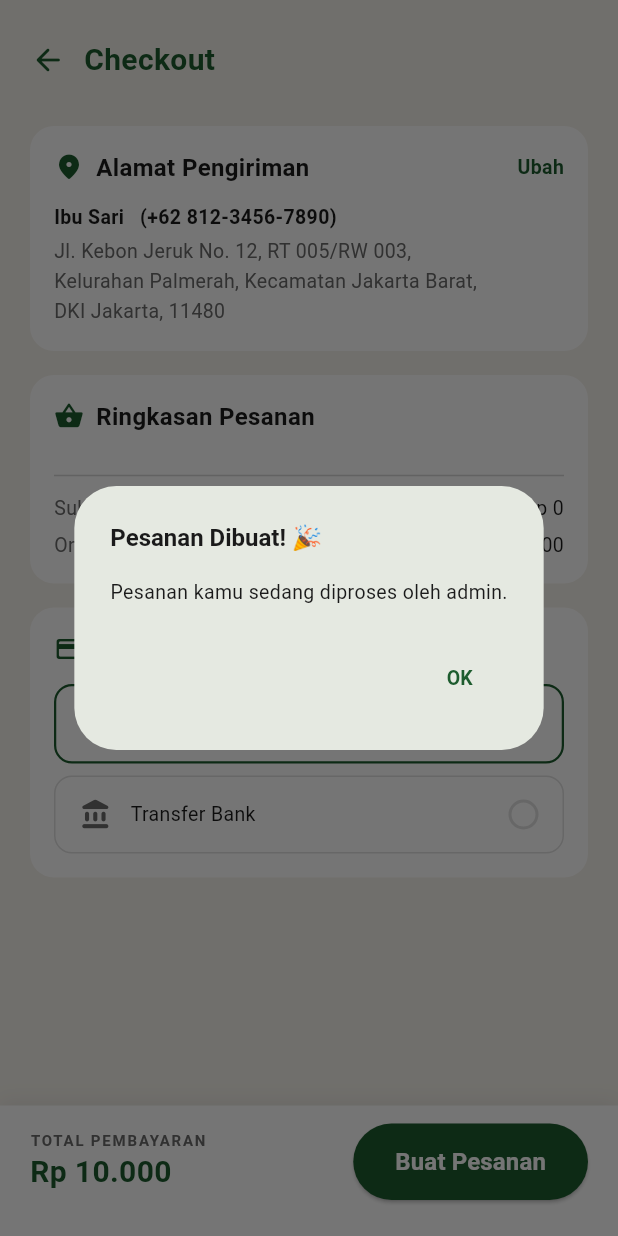
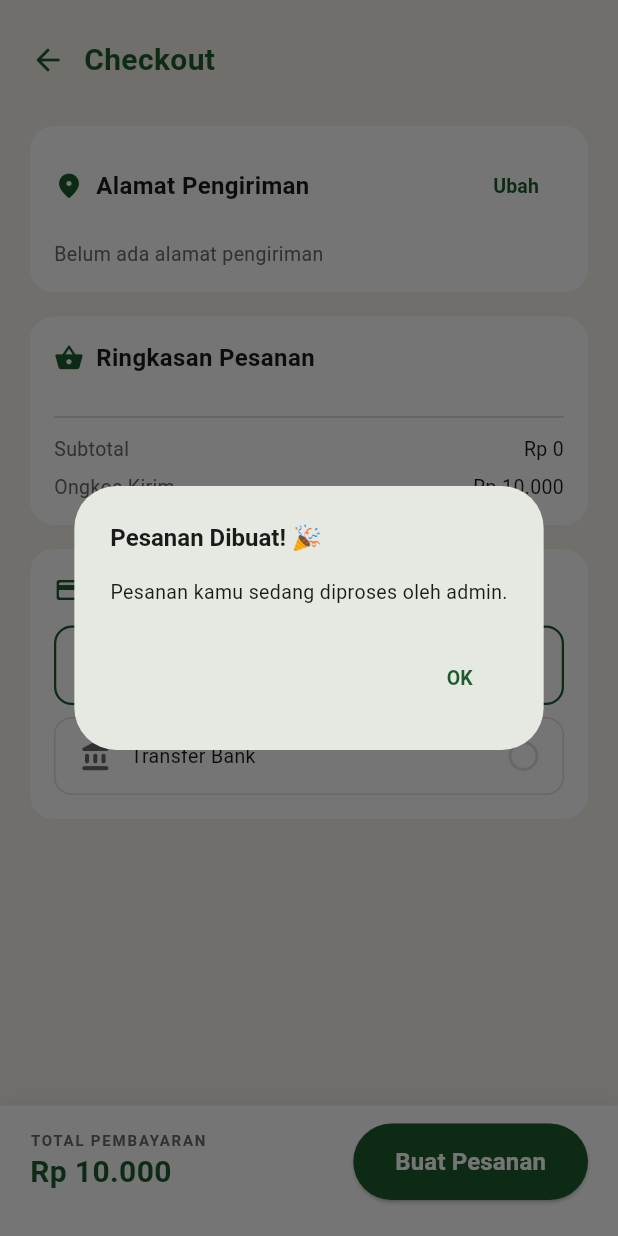
Before and after one commit to Salim-amir/sayurku_kelompok6, a Flutter app: the CheckoutScreen screen opened directly, after a tap on "Buat Pesanan", on a phone screen of 412 x 824 dp. Run offline on Flutter 3.47's test engine with Material 3 defaults, Android fonts, the light colour scheme and no system bars; our stand-ins replace cloud_firestore, firebase_auth, firebase_core, google_sign_in; accounts and stored records are empty; Roboto replaces fonts that are missing (Manrope).

Commit message:
feat: sambungkan alamat checkout ke Firebase dan fix tombol Ubah

```diff
--- a/lib/features/customer/shop/checkout_screen.dart
+++ b/lib/features/customer/shop/checkout_screen.dart
@@ -4,6 +4,9 @@ import '../../../../core/text_styles.dart';
 import 'package:firebase_auth/firebase_auth.dart';
 import '../../../../services/order_service.dart';
 import '../../../../core/cart_manager.dart';
+import '../../../../models/address_model.dart';
+import '../../../../services/address_service.dart';
+import '../profile/alamat_screen.dart';
 
 class CheckoutScreen extends StatefulWidget {
   const CheckoutScreen({super.key});
@@ -18,7 +21,20 @@ class _CheckoutScreenState extends State<CheckoutScreen> {
   final OrderService _orderService = OrderService();
   final _user = FirebaseAuth.instance.currentUser;
   bool _isLoading = false;
+final AddressService _addressService = AddressService();
+AddressModel? _alamatUtama;
 
+@override
+void initState() {
+  super.initState();
+  _loadAlamatUtama();
+}
+
+void _loadAlamatUtama() async {
+  final userId = FirebaseAuth.instance.currentUser?.uid ?? '';
+  final alamat = await _addressService.getAlamatUtama(userId);
+  setState(() => _alamatUtama = alamat);
+}
 int get _subtotal => CartManager.instance.totalHarga;
 int get _totalPembayaran => _subtotal + _ongkosKirim;
 
@@ -94,25 +110,44 @@ int get _totalPembayaran => _subtotal + _ongkosKirim;
                 Text('Alamat Pengiriman', style: AppTextStyles.h3),
               ],
             ),
-              Text('Ubah',
+            TextButton(
+              onPressed: () async {
+                await Navigator.push(
+                  context,
+                  MaterialPageRoute(builder: (_) => const AlamatScreen()),
+                );
+                _loadAlamatUtama();
+              },
+              child: Text('Ubah',
                   style: AppTextStyles.link.copyWith(fontSize: 13)),
+            ),
           ],
         ),
         const SizedBox(height: 12),
-          Text('Ibu Sari   (+62 812-3456-7890)',
+        _alamatUtama == null
+            ? Text('Belum ada alamat pengiriman',
                 style: AppTextStyles.bodyMedium
-                  .copyWith(fontWeight: FontWeight.w700)),
+                    .copyWith(color: AppColors.textSecondary))
+            : Column(
+                crossAxisAlignment: CrossAxisAlignment.start,
+                children: [
+                  Text(
+                    '${_alamatUtama!.namaPenerima}   (${_alamatUtama!.nomorHp})',
+                    style: AppTextStyles.bodyMedium
+                        .copyWith(fontWeight: FontWeight.w700),
+                  ),
                   const SizedBox(height: 4),
                   Text(
-            'Jl. Kebon Jeruk No. 12, RT 005/RW 003,\nKelurahan Palmerah, Kecamatan Jakarta Barat,\nDKI Jakarta, 11480',
-            style: AppTextStyles.bodyMedium
-                .copyWith(color: AppColors.textSecondary, height: 1.5),
+                    _alamatUtama!.fullAddress,
+                    style: AppTextStyles.bodyMedium.copyWith(
+                        color: AppColors.textSecondary, height: 1.5),
+                  ),
+                ],
               ),
       ],
     ),
   );
 }
-
   // ── RINGKASAN PESANAN ───────────────────────────────
   Widget _buildRingkasanPesanan() {
 final items = CartManager.instance.items;
@@ -332,7 +367,7 @@ Widget _buildBottomBar(BuildContext context) {
                         totalHarga: _subtotal.toDouble(),
                         ongkosKirim: _ongkosKirim.toDouble(),
                         metodePembayaran: _metodePembayaran,
-                        alamatPengiriman: 'Jl. Kebon Jeruk No. 12, Jakarta Barat',
+                        alamatPengiriman: _alamatUtama?.fullAddress ?? 'Alamat belum diset',
                       );
                       setState(() => _isLoading = false);
                       if (mounted) {
```
Lines whose indentation alone changed are shown as unchanged.
